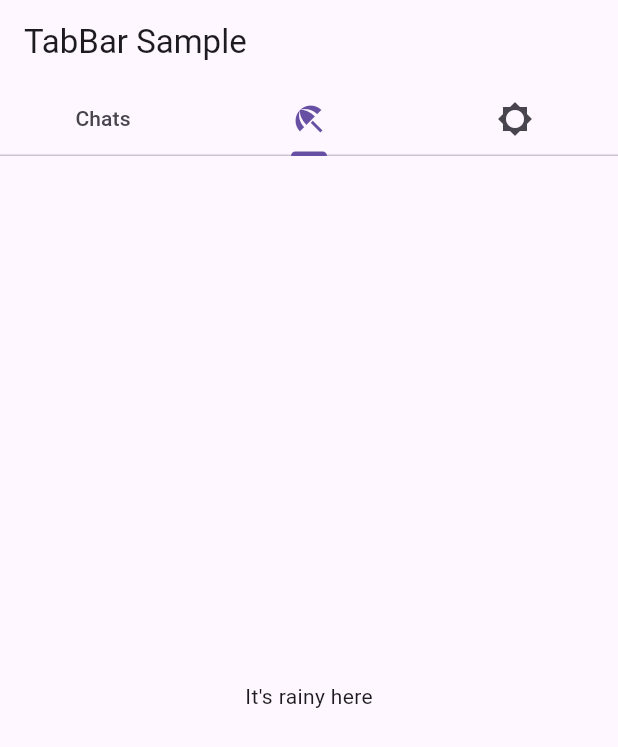
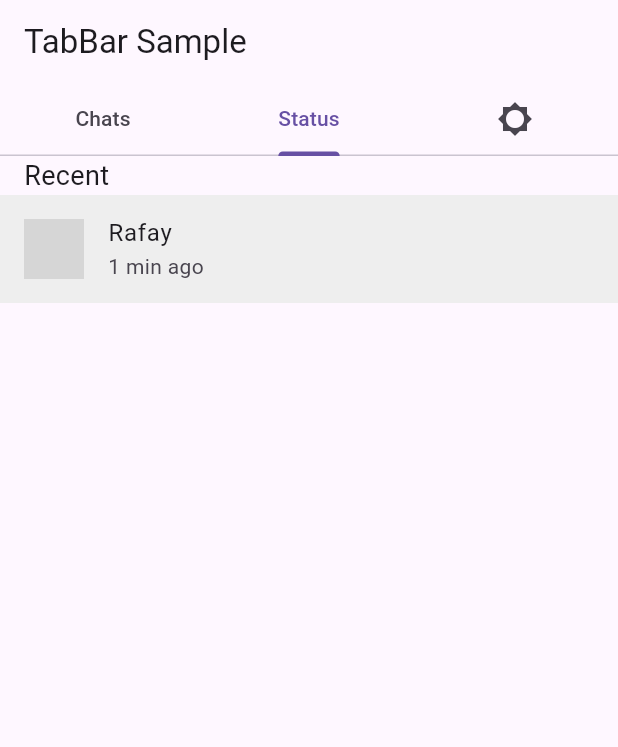
Before and after one commit to AbdullahMalike/Flutter_Course_Work, a Flutter app: the screen it shows after launch, on a phone screen of 412 x 824 dp. Shown: the top 747 px of the screen. Run offline on Flutter 3.47's test engine with Material 2 defaults, Android fonts, the light colour scheme and no system bars; grey boxes are pictures that could not be loaded.

Commit message:
Flutter A#2

```diff
--- a/Flutter Section/Flutter Assignment/Assignment 2/whatsapp/lib/main.dart
+++ b/Flutter Section/Flutter Assignment/Assignment 2/whatsapp/lib/main.dart
@@ -34,7 +34,7 @@ class TabBarExample extends StatelessWidget {
                 child: Text("Chats"),
               ),
               Tab(
-                icon: Icon(Icons.beach_access_sharp),
+                child: Text("Status"),
               ),
               Tab(
                 icon: Icon(Icons.brightness_5_sharp),
@@ -84,8 +84,19 @@ class TabBarExample extends StatelessWidget {
                 ),
               ),
             ),
-            Center(
-              child: Text("It's rainy here"),
+            Column(
+              children: [
+                Container(
+                  padding: EdgeInsets.only(left: 16.0),
+                  alignment: Alignment.centerLeft,
+                  child: Text(
+                    "Recent",
+                    style: TextStyle(fontSize: 18),
+                  ),
+                ),
+                getstatusui(
+                    "assets/boy.avif", Colors.grey, "", "Rafay", "1 min ago")
+              ],
             ),
             Center(
               child: Text("It's sunny here"),
@@ -119,3 +130,25 @@ getchatui(String url, Color cColor, String avatar, String title,
     trailing: Text("$trailing"),
   );
 }
+
+getstatusui(
+    String url, Color cColor, String avatar, String title, String subTitle) {
+  return ListTile(
+    tileColor: Colors.grey.shade200,
+    leading: CircleAvatar(
+      backgroundColor: cColor,
+      child: Container(
+        decoration: BoxDecoration(
+            border: Border.all(color: Colors.green, width: 2),
+            borderRadius: BorderRadius.all(Radius.circular(500)),
+            image: DecorationImage(fit: BoxFit.cover, image: AssetImage(url))),
+      ),
+      // child: Text(
+      //   "$avatar",
+      //   style: TextStyle(fontSize: 20, color: Colors.white),
+      // ),
+    ),
+    title: Text("$title"),
+    subtitle: Text("$subTitle"),
+  );
+}
```
